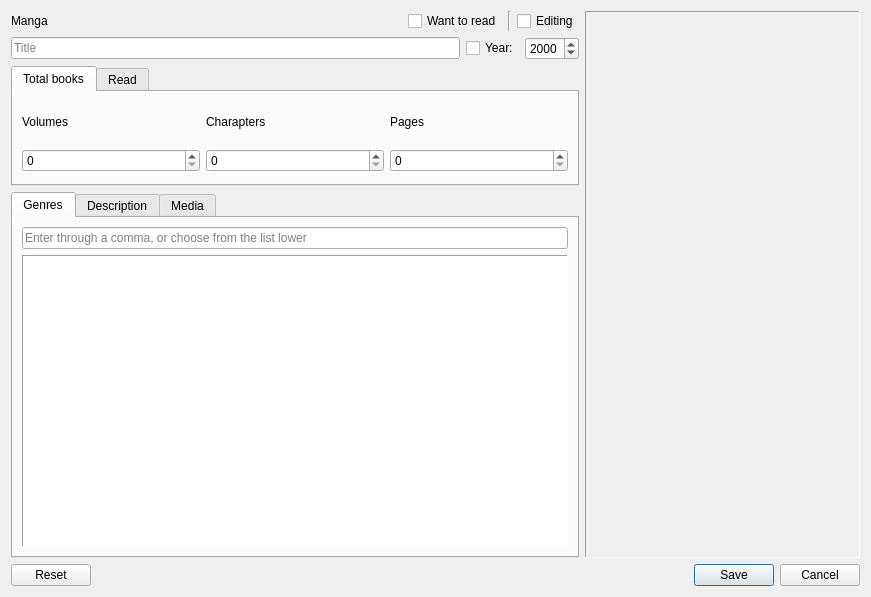
Before: the Qt Designer form dialogaddmanga.ui in LibertaSoft/DatabaseAnime, drawn with Qt 5.
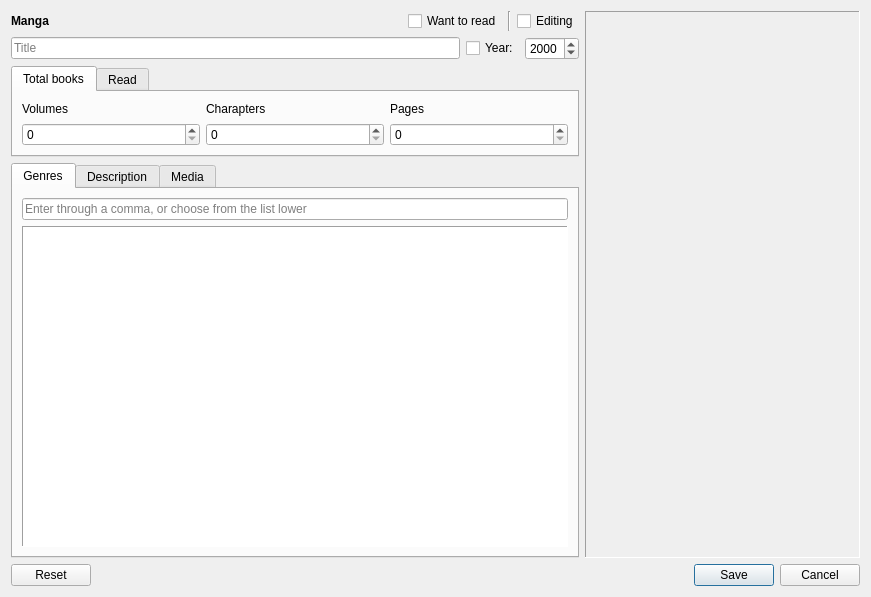
After: the same form once the commit is applied. Icons and pictures are not drawn. Custom widgets are drawn as their Qt base class.

Patch:
```diff
--- a/dialogaddmanga.ui
+++ b/dialogaddmanga.ui
@@ -28,6 +28,12 @@
         <layout class="QHBoxLayout" name="HLay_1">
          <item>
           <widget class="QLabel" name="label">
+           <property name="font">
+            <font>
+             <weight>75</weight>
+             <bold>true</bold>
+            </font>
+           </property>
            <property name="text">
             <string>Manga</string>
            </property>
@@ -125,6 +131,12 @@
        </item>
        <item>
         <widget class="QTabWidget" name="TabWidget_Series">
+         <property name="sizePolicy">
+          <sizepolicy hsizetype="Expanding" vsizetype="Preferred">
+           <horstretch>0</horstretch>
+           <verstretch>0</verstretch>
+          </sizepolicy>
+         </property>
          <property name="maximumSize">
           <size>
            <width>16777215</width>
```
